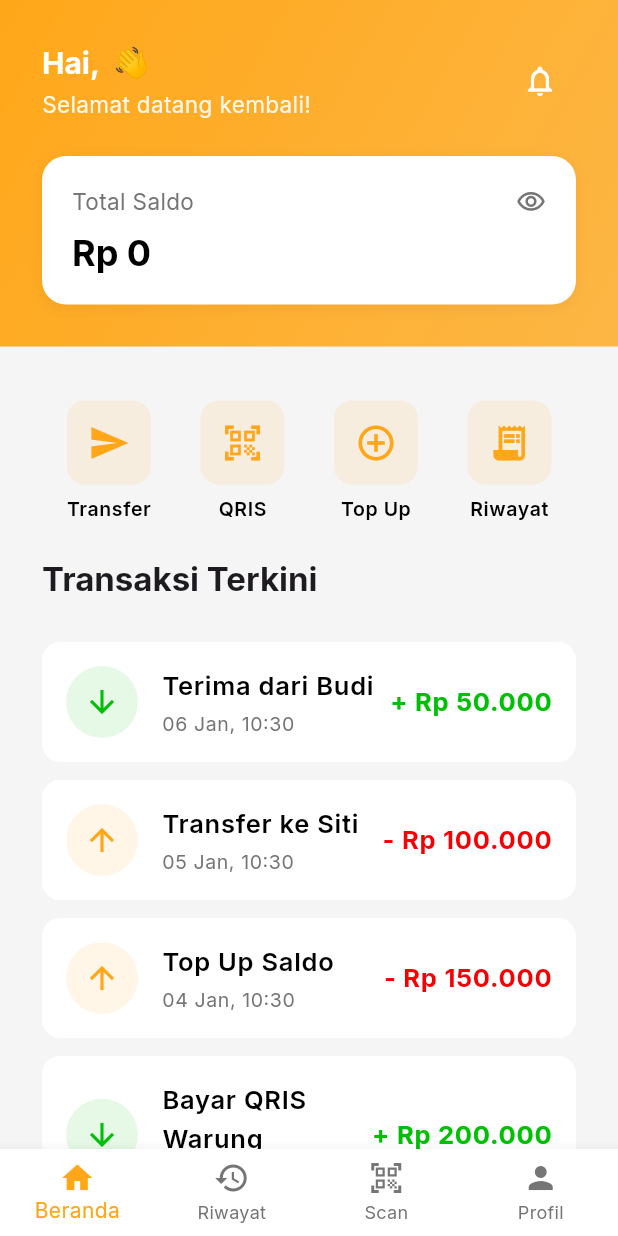
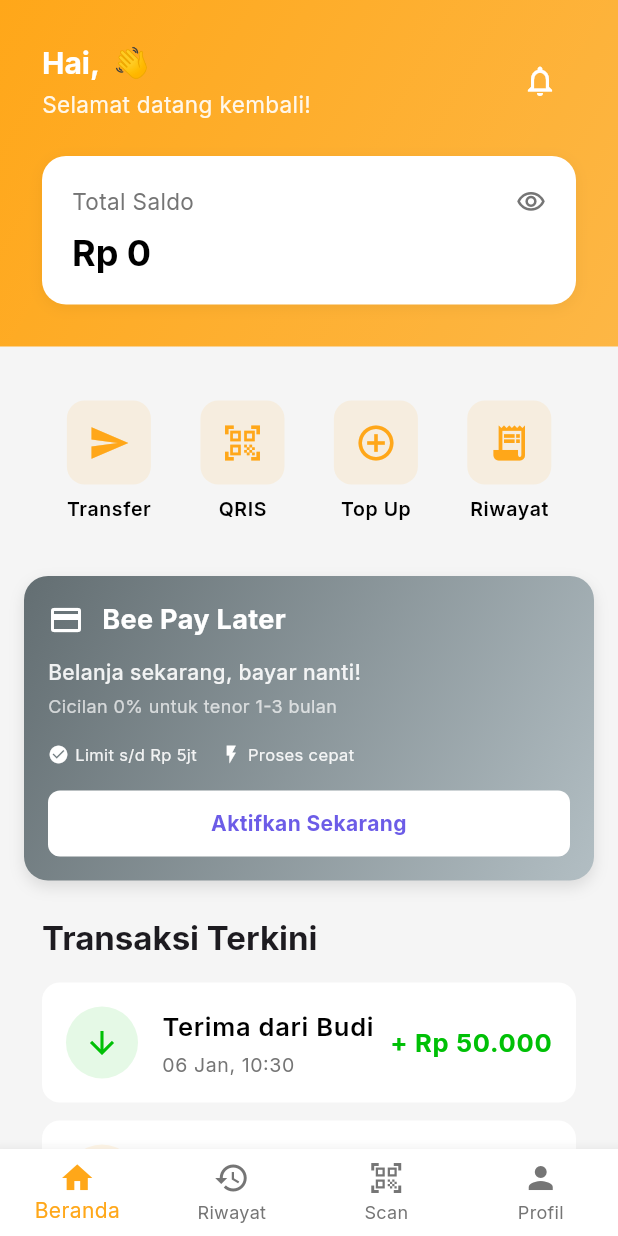
Before and after one commit to Izumi54/Bee, a Flutter app: the HomeScreen screen opened by its route, on a phone screen of 412 x 824 dp. Run offline on Flutter 3.47's test engine with Material 3 defaults, Android fonts, the light colour scheme and no system bars; our stand-ins replace camera, cloud_firestore, firebase_auth, firebase_core, google_fonts, permission_handler; accounts and stored records are empty.

Commit message:
feat: Pay Later Complete Integration
- Added PayLaterCard to home screen (after quick actions)
- Consumer wrapper for realtime updates
- Navigation: inactive → activation, active → dashboard
- Proper spacing and layout
- Ready for testing!

Pay Later Phase 1: 100% INTEGRATED! 🎉

```diff
--- a/bee_application/lib/features/home/screens/home_screen.dart
+++ b/bee_application/lib/features/home/screens/home_screen.dart
@@ -123,16 +123,44 @@ class _HomeScreenState extends State<HomeScreen> {
                   children: [
                     const SizedBox(height: 8),
                     _buildQuickActions(context),
-                    const SizedBox(height: 24),
+                  ],
+                ),
+              ),
+            ),
 
-                    // Section title
-                    Text(
-                      'Transaksi Terkini',
-                      style: Theme.of(context).textTheme.titleLarge?.copyWith(
-                        fontWeight: FontWeight.w700,
-                      ),
-                    ),
-                  ],
+            // Pay Later Card
+            SliverToBoxAdapter(
+              child: Consumer<PayLaterProvider>(
+                builder: (context, payLaterProvider, child) {
+                  return PayLaterCard(
+                    isActive: payLaterProvider.isActive,
+                    creditLimit: payLaterProvider.creditLimit,
+                    availableLimit: payLaterProvider.availableLimit,
+                    usedLimit: payLaterProvider.usedLimit,
+                    onTap: () {
+                      if (payLaterProvider.isActive) {
+                        Navigator.pushNamed(context, '/pay-later');
+                      } else {
+                        Navigator.pushNamed(context, '/pay-later-activation');
+                      }
+                    },
+                  );
+                },
+              ),
+            ),
+
+            // Transaction Header
+            SliverToBoxAdapter(
+              child: Padding(
+                padding: EdgeInsets.symmetric(
+                  horizontal: responsive.horizontalPadding,
+                  vertical: 16,
+                ),
+                child: Text(
+                  'Transaksi Terkini',
+                  style: Theme.of(
+                    context,
+                  ).textTheme.titleLarge?.copyWith(fontWeight: FontWeight.w700),
                 ),
               ),
             ),
```
Also changed, not shown: 1 other file.
